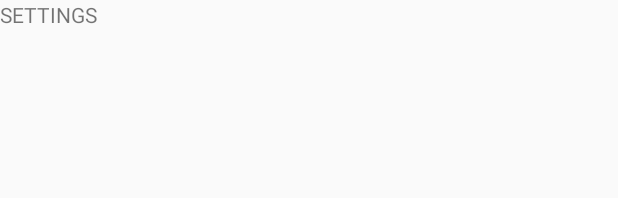
After one commit to tpokora/boxingintervals, an Android app: the layout fragment_settings.xml on its own in the app's theme, with its tools: preview values and no code run, on a phone screen of 412 x 824 dp. The commit adds this screen. Shown: the top 198 px of the screen. Run offline under Robolectric (Android 15) with nearby library versions, the phone set to English and light mode, and no system bars.

Commit message:
Basic Timer and Settings Fragment

```diff
--- /dev/null
+++ b/app/src/main/res/layout/fragment_settings.xml
@@ -0,0 +1,13 @@
+<?xml version="1.0" encoding="utf-8"?>
+<LinearLayout xmlns:android="http://schemas.android.com/apk/res/android"
+    android:layout_width="match_parent"
+    android:layout_height="match_parent"
+    android:orientation="vertical">
+
+    <TextView
+        android:id="@+id/settings_title"
+        android:layout_width="match_parent"
+        android:layout_height="wrap_content"
+        android:text="@string/settings_fragment_header_string" />
+
+</LinearLayout>
--- a/app/src/main/res/values/strings.xml
+++ b/app/src/main/res/values/strings.xml
@@ -3,4 +3,10 @@
 
     <string name="start_button_string">START</string>
     <string name="settings_button_string">SETTINGS</string>
+
+    <!-- Timer fragment strings -->
+    <string name="timer_fragment_header_string">TIMER</string>
+
+    <!-- Settings fragment strings -->
+    <string name="settings_fragment_header_string">SETTINGS</string>
 </resources>
```
Also changed, not shown: app/src/main/java/projects/tpokora/com/boxingintervals/MainActivity.java (+19 -0 lines), app/src/main/java/projects/tpokora/com/boxingintervals/fragments/SettingsFragment.java (added, +20 -0 lines), app/src/main/java/projects/tpokora/com/boxingintervals/fragments/TimerFragment.java (added, +20 -0 lines), app/src/main/res/layout/activity_main.xml (+8 -2 lines), app/src/main/res/layout/fragment_timer.xml (added, +13 -0 lines).
